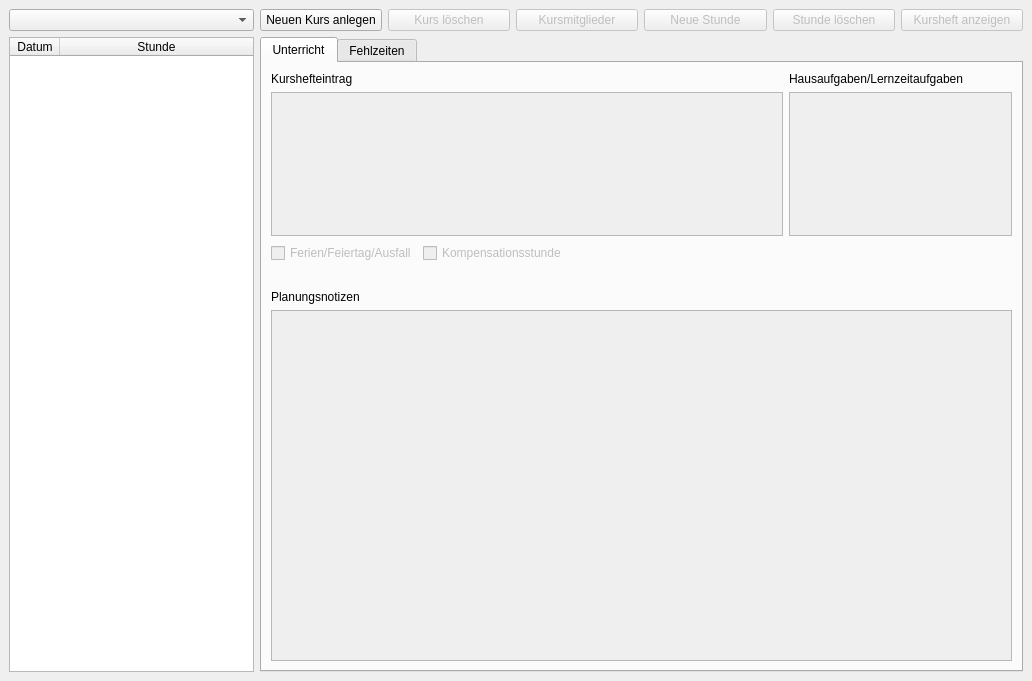
This is MainWindow.ui in pyphil/Kursbuch as Qt 5 draws it before an edit. The edited form follows.
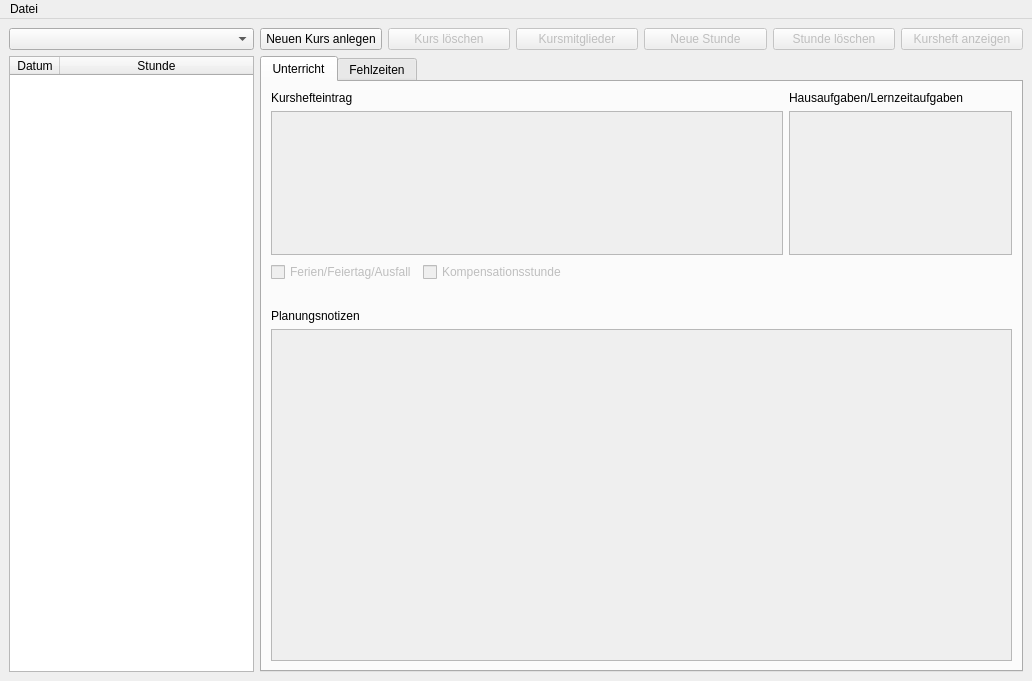
This is the edited form. Icons and pictures are not drawn.

Patch:
```diff
--- a/MainWindow.ui
+++ b/MainWindow.ui
@@ -495,6 +495,13 @@
      <height>21</height>
     </rect>
    </property>
+   <widget class="QMenu" name="menuDatei">
+    <property name="title">
+     <string>Datei</string>
+    </property>
+    <addaction name="actionSynchronisation_einrichten"/>
+   </widget>
+   <addaction name="menuDatei"/>
   </widget>
  </widget>
  <resources/>
```
Left out of the diff: 10 changed lines with no effect on the pictures.
